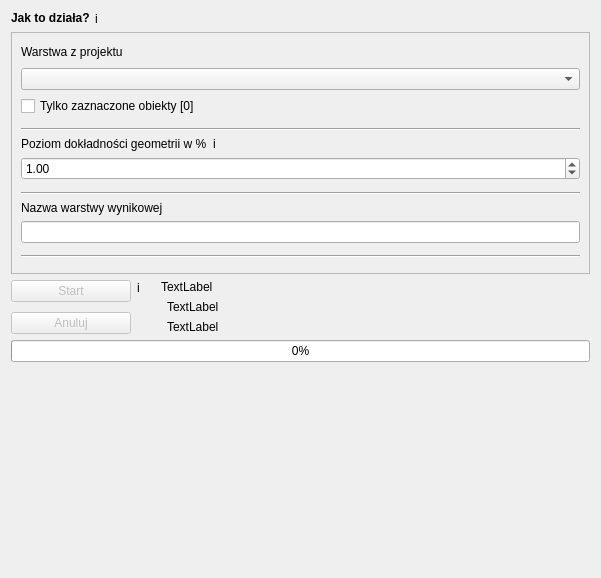
Above: gissupport_plugin/modules/uldk/modules/check_layer/main_base.ui from gis-support/gis-support-plugin before the change. Below: the same form after it.
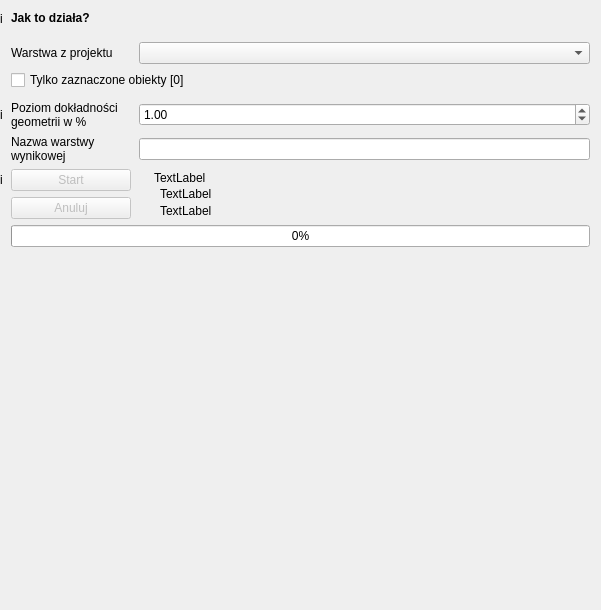
That is the form after the change. Custom widgets are drawn as their Qt base class.

```diff
--- a/gissupport_plugin/modules/uldk/modules/check_layer/main_base.ui
+++ b/gissupport_plugin/modules/uldk/modules/check_layer/main_base.ui
@@ -7,7 +7,7 @@
     <x>0</x>
     <y>0</y>
     <width>601</width>
-    <height>578</height>
+    <height>610</height>
    </rect>
   </property>
   <property name="sizePolicy">
@@ -26,37 +26,37 @@
    <enum>QFrame::Raised</enum>
   </property>
   <layout class="QVBoxLayout" name="verticalLayout">
+   <property name="leftMargin">
+    <number>0</number>
+   </property>
    <item>
-    <widget class="QFrame" name="frame_how_it_works">
-     <property name="frameShape">
-      <enum>QFrame::NoFrame</enum>
-     </property>
-     <property name="frameShadow">
-      <enum>QFrame::Raised</enum>
-     </property>
-     <property name="lineWidth">
+    <layout class="QGridLayout" name="gridLayout">
+     <property name="leftMargin">
       <number>0</number>
      </property>
-     <layout class="QFormLayout" name="formLayout_3">
       <property name="horizontalSpacing">
-       <number>5</number>
-      </property>
-      <property name="verticalSpacing">
-       <number>0</number>
-      </property>
-      <property name="leftMargin">
-       <number>0</number>
-      </property>
-      <property name="topMargin">
+      <number>8</number>
+     </property>
+     <item row="9" column="1" colspan="2">
+      <widget class="QProgressBar" name="progress_bar">
+       <property name="sizePolicy">
+        <sizepolicy hsizetype="Minimum" vsizetype="Fixed">
+         <horstretch>0</horstretch>
+         <verstretch>0</verstretch>
+        </sizepolicy>
+       </property>
+       <property name="minimumSize">
+        <size>
+         <width>350</width>
+         <height>0</height>
+        </size>
+       </property>
+       <property name="value">
        <number>0</number>
       </property>
-      <property name="rightMargin">
-       <number>0</number>
-      </property>
-      <property name="bottomMargin">
-       <number>0</number>
-      </property>
-      <item row="0" column="1">
+      </widget>
+     </item>
+     <item row="0" column="0">
        <widget class="QLabel" name="label_info_icon">
         <property name="maximumSize">
          <size>
@@ -75,7 +75,115 @@
         </property>
        </widget>
       </item>
-      <item row="0" column="0">
+     <item row="5" column="0">
+      <widget class="QLabel" name="label_info_percent">
+       <property name="sizePolicy">
+        <sizepolicy hsizetype="Preferred" vsizetype="Fixed">
+         <horstretch>0</horstretch>
+         <verstretch>0</verstretch>
+        </sizepolicy>
+       </property>
+       <property name="maximumSize">
+        <size>
+         <width>15</width>
+         <height>15</height>
+        </size>
+       </property>
+       <property name="text">
+        <string>i</string>
+       </property>
+       <property name="scaledContents">
+        <bool>true</bool>
+       </property>
+      </widget>
+     </item>
+     <item row="3" column="1" colspan="2">
+      <widget class="QCheckBox" name="checkbox_selected_only">
+       <property name="text">
+        <string>Tylko zaznaczone obiekty [0]</string>
+       </property>
+      </widget>
+     </item>
+     <item row="7" column="2" rowspan="2">
+      <layout class="QVBoxLayout" name="verticalLayout_3">
+       <property name="leftMargin">
+        <number>15</number>
+       </property>
+       <item>
+        <widget class="QLabel" name="label_status">
+         <property name="text">
+          <string>TextLabel</string>
+         </property>
+        </widget>
+       </item>
+       <item>
+        <widget class="QLabel" name="label_found_count">
+         <property name="text">
+          <string>TextLabel</string>
+         </property>
+         <property name="indent">
+          <number>6</number>
+         </property>
+        </widget>
+       </item>
+       <item>
+        <widget class="QLabel" name="label_not_found_count">
+         <property name="text">
+          <string>TextLabel</string>
+         </property>
+         <property name="indent">
+          <number>6</number>
+         </property>
+        </widget>
+       </item>
+      </layout>
+     </item>
+     <item row="5" column="1">
+      <widget class="QLabel" name="label_4">
+       <property name="sizePolicy">
+        <sizepolicy hsizetype="Preferred" vsizetype="Preferred">
+         <horstretch>0</horstretch>
+         <verstretch>0</verstretch>
+        </sizepolicy>
+       </property>
+       <property name="minimumSize">
+        <size>
+         <width>0</width>
+         <height>0</height>
+        </size>
+       </property>
+       <property name="text">
+        <string>Poziom dokładności
+geometrii w %</string>
+       </property>
+       <property name="alignment">
+        <set>Qt::AlignJustify|Qt::AlignVCenter</set>
+       </property>
+      </widget>
+     </item>
+     <item row="7" column="1">
+      <widget class="QPushButton" name="button_start">
+       <property name="enabled">
+        <bool>false</bool>
+       </property>
+       <property name="sizePolicy">
+        <sizepolicy hsizetype="Maximum" vsizetype="Fixed">
+         <horstretch>0</horstretch>
+         <verstretch>0</verstretch>
+        </sizepolicy>
+       </property>
+       <property name="minimumSize">
+        <size>
+         <width>120</width>
+         <height>0</height>
+        </size>
+       </property>
+       <property name="text">
+        <string>Start</string>
+       </property>
+      </widget>
+     </item>
+     <item row="0" column="1">
        <widget class="QLabel" name="label_info">
         <property name="maximumSize">
          <size>
@@ -97,134 +205,52 @@
         </property>
        </widget>
       </item>
-     </layout>
-    </widget>
-   </item>
-   <item>
-    <widget class="QFrame" name="frame">
+     <item row="8" column="1">
+      <widget class="QPushButton" name="button_cancel">
+       <property name="enabled">
+        <bool>false</bool>
+       </property>
      <property name="sizePolicy">
-      <sizepolicy hsizetype="Preferred" vsizetype="Minimum">
+        <sizepolicy hsizetype="Minimum" vsizetype="Fixed">
        <horstretch>0</horstretch>
        <verstretch>0</verstretch>
       </sizepolicy>
      </property>
      <property name="minimumSize">
       <size>
-       <width>0</width>
-       <height>240</height>
+         <width>120</width>
+         <height>0</height>
       </size>
      </property>
      <property name="maximumSize">
       <size>
-       <width>16777215</width>
+         <width>120</width>
        <height>16777215</height>
       </size>
      </property>
-     <property name="frameShape">
-      <enum>QFrame::StyledPanel</enum>
-     </property>
-     <property name="frameShadow">
-      <enum>QFrame::Raised</enum>
-     </property>
-     <layout class="QVBoxLayout" name="verticalLayout_8">
-      <item>
-       <widget class="QFrame" name="frame_4">
-        <property name="frameShape">
-         <enum>QFrame::NoFrame</enum>
-        </property>
-        <property name="frameShadow">
-         <enum>QFrame::Raised</enum>
-        </property>
-        <layout class="QVBoxLayout" name="verticalLayout_7">
-         <property name="leftMargin">
-          <number>0</number>
-         </property>
-         <property name="topMargin">
-          <number>0</number>
-         </property>
-         <property name="rightMargin">
-          <number>0</number>
-         </property>
-         <property name="bottomMargin">
-          <number>6</number>
-         </property>
-         <item>
-          <widget class="QLabel" name="label">
-           <property name="minimumSize">
-            <size>
-             <width>0</width>
-             <height>20</height>
-            </size>
-           </property>
-           <property name="maximumSize">
-            <size>
-             <width>16777215</width>
-             <height>20</height>
-            </size>
-           </property>
            <property name="text">
-            <string>Warstwa z projektu</string>
+        <string>Anuluj</string>
            </property>
           </widget>
          </item>
-         <item>
-          <widget class="QgsMapLayerComboBox" name="layer_select"/>
-         </item>
-         <item>
-          <widget class="QCheckBox" name="checkbox_selected_only">
-           <property name="text">
-            <string>Tylko zaznaczone obiekty [0]</string>
-           </property>
-          </widget>
-         </item>
-        </layout>
-       </widget>
-      </item>
-      <item>
-       <widget class="Line" name="line_2">
+     <item row="1" column="1">
+      <spacer name="verticalSpacer_4">
         <property name="orientation">
-         <enum>Qt::Horizontal</enum>
-        </property>
-       </widget>
-      </item>
-      <item>
-       <widget class="QFrame" name="frame_3">
-        <property name="frameShape">
-         <enum>QFrame::NoFrame</enum>
-        </property>
-        <property name="frameShadow">
-         <enum>QFrame::Raised</enum>
-        </property>
-        <layout class="QVBoxLayout" name="verticalLayout_6">
-         <property name="leftMargin">
-          <number>0</number>
-         </property>
-         <property name="topMargin">
-          <number>0</number>
-         </property>
-         <property name="rightMargin">
-          <number>0</number>
-         </property>
-         <property name="bottomMargin">
-          <number>6</number>
-         </property>
-         <item>
-          <layout class="QFormLayout" name="formLayout_4">
-           <item row="0" column="0">
-            <widget class="QLabel" name="label_4">
-             <property name="text">
-              <string>Poziom dokładności geometrii w %</string>
-             </property>
-            </widget>
-           </item>
-           <item row="0" column="1">
-            <widget class="QLabel" name="label_info_percent">
-             <property name="sizePolicy">
-              <sizepolicy hsizetype="Preferred" vsizetype="Fixed">
-               <horstretch>0</horstretch>
-               <verstretch>0</verstretch>
-              </sizepolicy>
-             </property>
+        <enum>Qt::Vertical</enum>
+       </property>
+       <property name="sizeType">
+        <enum>QSizePolicy::Preferred</enum>
+       </property>
+       <property name="sizeHint" stdset="0">
+        <size>
+         <width>20</width>
+         <height>10</height>
+        </size>
+       </property>
+      </spacer>
+     </item>
+     <item row="7" column="0">
+      <widget class="QLabel" name="label_info_start">
              <property name="maximumSize">
               <size>
                <width>15</width>
@@ -239,55 +265,12 @@
              </property>
             </widget>
            </item>
-          </layout>
-         </item>
-         <item>
-          <widget class="QDoubleSpinBox" name="input_percent">
-           <property name="maximum">
-            <double>100.000000000000000</double>
-           </property>
-           <property name="value">
-            <double>1.000000000000000</double>
-           </property>
-          </widget>
-         </item>
-        </layout>
-       </widget>
-      </item>
-      <item>
-       <widget class="Line" name="line">
-        <property name="orientation">
-         <enum>Qt::Horizontal</enum>
-        </property>
-       </widget>
-      </item>
-      <item>
-       <widget class="QFrame" name="frame_5">
-        <property name="frameShape">
-         <enum>QFrame::NoFrame</enum>
-        </property>
-        <property name="frameShadow">
-         <enum>QFrame::Raised</enum>
-        </property>
-        <layout class="QVBoxLayout" name="verticalLayout_4">
-         <property name="leftMargin">
-          <number>0</number>
-         </property>
-         <property name="topMargin">
-          <number>0</number>
-         </property>
-         <property name="rightMargin">
-          <number>0</number>
-         </property>
-         <property name="bottomMargin">
-          <number>6</number>
-         </property>
-         <item>
+     <item row="6" column="1">
           <widget class="QLabel" name="label_2">
            <property name="maximumSize">
             <size>
              <width>16777215</width>
-             <height>20</height>
+         <height>50</height>
             </size>
            </property>
            <property name="text">
@@ -298,7 +281,7 @@
            </property>
           </widget>
          </item>
-         <item>
+     <item row="6" column="2">
           <widget class="QLineEdit" name="text_edit_target_layer_name">
            <property name="sizePolicy">
             <sizepolicy hsizetype="Expanding" vsizetype="Fixed">
@@ -308,45 +291,55 @@
            </property>
           </widget>
          </item>
-        </layout>
-       </widget>
-      </item>
-      <item>
-       <widget class="Line" name="line_3">
+     <item row="5" column="2">
+      <widget class="QDoubleSpinBox" name="input_percent">
+       <property name="maximum">
+        <double>100.000000000000000</double>
+       </property>
+       <property name="value">
+        <double>1.000000000000000</double>
+       </property>
+      </widget>
+     </item>
+     <item row="2" column="2">
+      <widget class="QgsMapLayerComboBox" name="layer_select"/>
+     </item>
+     <item row="2" column="1">
+      <widget class="QLabel" name="label">
+       <property name="minimumSize">
+        <size>
+         <width>0</width>
+         <height>20</height>
+        </size>
+       </property>
+       <property name="maximumSize">
+        <size>
+         <width>150</width>
+         <height>20</height>
+        </size>
+       </property>
+       <property name="text">
+        <string>Warstwa z projektu</string>
+       </property>
+      </widget>
+     </item>
+     <item row="4" column="1">
+      <spacer name="verticalSpacer_2">
         <property name="orientation">
-         <enum>Qt::Horizontal</enum>
-        </property>
-       </widget>
-      </item>
-      <item>
-       <widget class="QFrame" name="frame_6">
-        <property name="frameShape">
-         <enum>QFrame::NoFrame</enum>
-        </property>
-        <property name="frameShadow">
-         <enum>QFrame::Raised</enum>
-        </property>
-        <layout class="QFormLayout" name="formLayout">
-         <property name="horizontalSpacing">
-          <number>0</number>
-         </property>
-         <property name="leftMargin">
-          <number>0</number>
-         </property>
-         <property name="topMargin">
-          <number>0</number>
-         </property>
-         <property name="rightMargin">
-          <number>0</number>
-         </property>
-         <property name="bottomMargin">
-          <number>0</number>
-         </property>
-        </layout>
-       </widget>
-      </item>
-     </layout>
-    </widget>
+        <enum>Qt::Vertical</enum>
+       </property>
+       <property name="sizeType">
+        <enum>QSizePolicy::Minimum</enum>
+       </property>
+       <property name="sizeHint" stdset="0">
+        <size>
+         <width>20</width>
+         <height>5</height>
+        </size>
+       </property>
+      </spacer>
+     </item>
+    </layout>
    </item>
    <item>
     <widget class="QFrame" name="frame_2">
@@ -375,137 +368,7 @@
       <property name="bottomMargin">
        <number>0</number>
       </property>
-      <item row="0" column="0">
-       <layout class="QVBoxLayout" name="verticalLayout_2">
-        <item>
-         <layout class="QFormLayout" name="formLayout_6">
-          <item row="0" column="0">
-           <widget class="QPushButton" name="button_start">
-            <property name="enabled">
-             <bool>false</bool>
-            </property>
-            <property name="sizePolicy">
-             <sizepolicy hsizetype="Maximum" vsizetype="Fixed">
-              <horstretch>0</horstretch>
-              <verstretch>0</verstretch>
-             </sizepolicy>
-            </property>
-            <property name="minimumSize">
-             <size>
-              <width>120</width>
-              <height>0</height>
-             </size>
-            </property>
-            <property name="text">
-             <string>Start</string>
-            </property>
-           </widget>
-          </item>
-          <item row="0" column="1">
-           <widget class="QLabel" name="label_info_start">
-            <property name="maximumSize">
-             <size>
-              <width>15</width>
-              <height>15</height>
-             </size>
-            </property>
-            <property name="toolTip">
-             <string/>
-            </property>
-            <property name="text">
-             <string>i</string>
-            </property>
-            <property name="scaledContents">
-             <bool>true</bool>
-            </property>
-           </widget>
-          </item>
-         </layout>
-        </item>
-        <item>
-         <widget class="QPushButton" name="button_cancel">
-          <property name="enabled">
-           <bool>false</bool>
-          </property>
-          <property name="sizePolicy">
-           <sizepolicy hsizetype="Minimum" vsizetype="Fixed">
-            <horstretch>0</horstretch>
-            <verstretch>0</verstretch>
-           </sizepolicy>
-          </property>
-          <property name="minimumSize">
-           <size>
-            <width>120</width>
-            <height>0</height>
-           </size>
-          </property>
-          <property name="maximumSize">
-           <size>
-            <width>120</width>
-            <height>16777215</height>
-           </size>
-          </property>
-          <property name="text">
-           <string>Anuluj</string>
-          </property>
-         </widget>
-        </item>
-       </layout>
-      </item>
-      <item row="0" column="1">
-       <layout class="QVBoxLayout" name="verticalLayout_3">
-        <property name="leftMargin">
-         <number>15</number>
-        </property>
-        <item>
-         <widget class="QLabel" name="label_status">
-          <property name="text">
-           <string>TextLabel</string>
-          </property>
-         </widget>
-        </item>
-        <item>
-         <widget class="QLabel" name="label_found_count">
-          <property name="text">
-           <string>TextLabel</string>
-          </property>
-          <property name="indent">
-           <number>6</number>
-          </property>
-         </widget>
-        </item>
-        <item>
-         <widget class="QLabel" name="label_not_found_count">
-          <property name="text">
-           <string>TextLabel</string>
-          </property>
-          <property name="indent">
-           <number>6</number>
-          </property>
-         </widget>
-        </item>
-       </layout>
-      </item>
-     </layout>
-    </widget>
-   </item>
-   <item>
-    <widget class="QProgressBar" name="progress_bar">
-     <property name="sizePolicy">
-      <sizepolicy hsizetype="Minimum" vsizetype="Fixed">
-       <horstretch>0</horstretch>
-       <verstretch>0</verstretch>
-      </sizepolicy>
-     </property>
-     <property name="minimumSize">
-      <size>
-       <width>350</width>
-       <height>0</height>
-      </size>
-     </property>
-     <property name="value">
-      <number>0</number>
-     </property>
+     </layout>
     </widget>
    </item>
    <item>
```
Left out of the diff: 3 changed lines with no effect on the pictures. Lines whose indentation alone changed are shown as unchanged.
